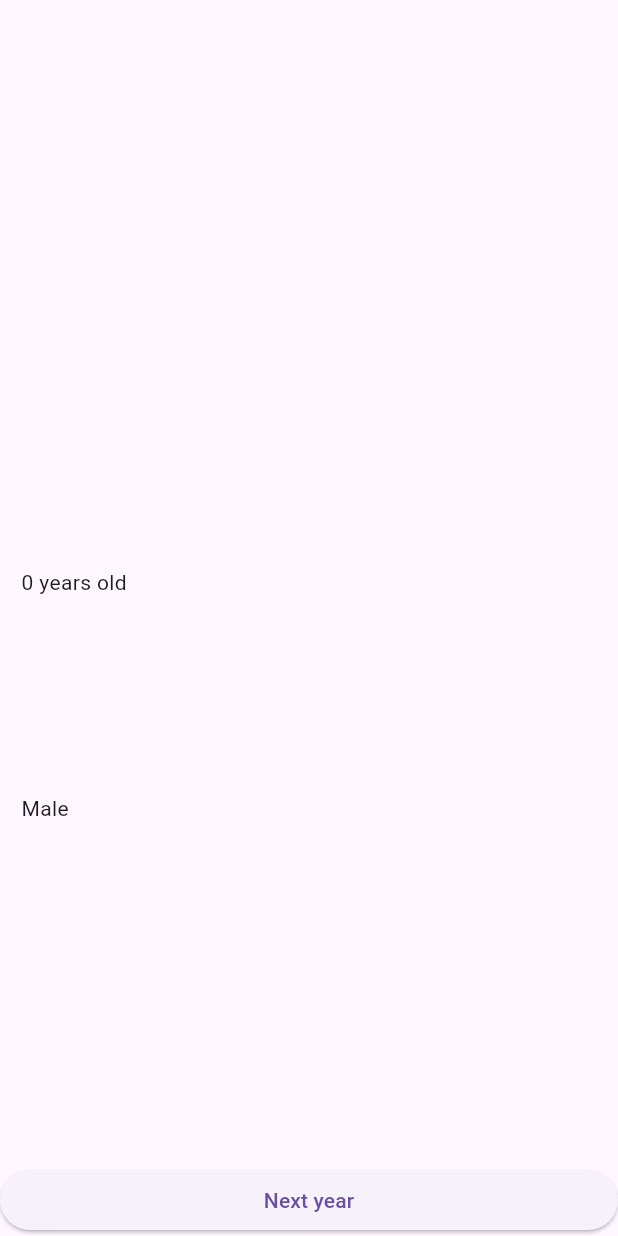
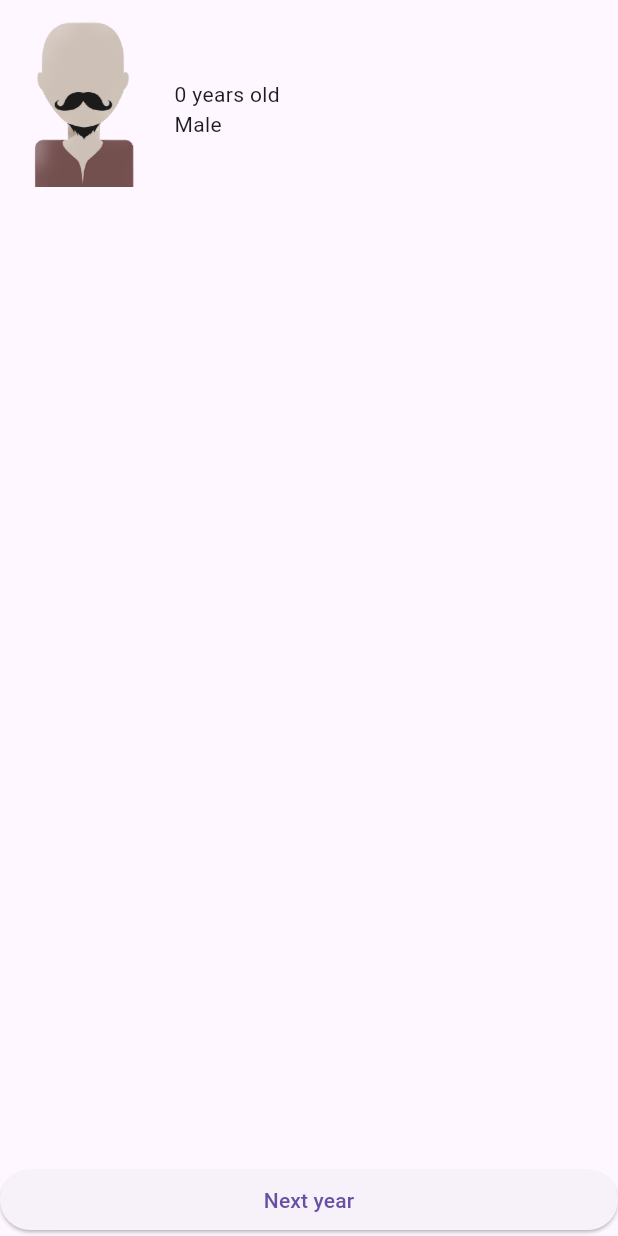
Before and after one commit to aaguueeroo-org/vidas, a Flutter app: the VidaView screen opened directly, on a phone screen of 412 x 824 dp. Run offline on Flutter 3.47's test engine with Material 3 defaults, Android fonts, the phone set to English and light mode, and no system bars; our stand-ins replace google_fonts, sqflite; accounts and stored records are empty.

Commit message:
feat(storage): auto save every 5 years - VIDA-2

```diff
--- a/lib/database/dao/dao.dart
+++ b/lib/database/dao/dao.dart
@@ -109,7 +109,7 @@ class Dao {
     return await db.update(
       table,
       row,
-      where: '$id = ?',
+      where: 'id = ?',
       whereArgs: [id],
     );
   }
--- a/lib/view/vida/vida_view.dart
+++ b/lib/view/vida/vida_view.dart
@@ -11,23 +11,20 @@ class VidaView extends StatelessWidget {
     VidaViewModel controller = Provider.of<VidaViewModel>(context);
 
     return Scaffold(
-      body: Column(
+      body: SafeArea(
+        child: Column(
           crossAxisAlignment: CrossAxisAlignment.stretch,
           children: [
             // const Flexible(
             //   flex: 2,
             //   child: ToolBar(),
             // ),
-          const Spacer(),
-          Flexible(
-            flex: 6,
-            child: PlayerInfo(
-              fullName: controller.name,
-              age: controller.age.toString(),
-              title:
-                  controller.gender.toString(), //TODO substitute for position
-            ),
-          ),
+            // const Spacer(),
+            // Flexible(
+            //   flex: 6,
+            //   child:
+              const PlayerInfo(),
+            // ),
             const Spacer(),
 
             //Main actions
@@ -67,6 +64,7 @@ class VidaView extends StatelessWidget {
             ),
           ],
         ),
+      ),
     );
   }
 }
--- a/lib/view/vida/vida_view_model.dart
+++ b/lib/view/vida/vida_view_model.dart
@@ -1,26 +1,26 @@
 import 'package:flutter/material.dart';
+import 'package:vidas/database/dao/storage_dao.dart';
 
-import 'package:vidas/model/genders.dart';
+import 'package:vidas/model/vida.dart';
 
 class VidaViewModel with ChangeNotifier {
-  int gameId;
-  String name;
-  Genders gender;
-  int avatarId;
-  int age;
+  Vida vida;
 
   VidaViewModel({
-    required this.gameId,
-    required this.name,
-    required this.gender,
-    required this.avatarId,
-    required this.age,
+    required this.vida,
   });
 
   nextYearPressed() {
-    age++;
+    vida.age++;
+
     notifyListeners();
+
+    // Auto-save every 5 years
+    if (vida.age % 5 == 0) _saveGame();
   }
 
-
+  Future<void> _saveGame() async {
+    await StorageDao.saveGame(vida.toSqlMap());
+    debugPrint('Saved game with id: ${vida.id}');
+  }
 }
--- a/lib/view/vida/widgets/player_info.dart
+++ b/lib/view/vida/widgets/player_info.dart
@@ -1,64 +1,78 @@
 import 'package:flutter/material.dart';
+import 'package:provider/provider.dart';
+
+import 'package:vidas/view/vida/vida_view_model.dart';
 
 class PlayerInfo extends StatelessWidget {
-  final String fullName;
-  final String age;
-  final String title;
-
-  const PlayerInfo({
-    super.key,
-    required this.fullName,
-    required this.age,
-    required this.title,
-  });
+  const PlayerInfo({super.key});
 
   @override
   Widget build(BuildContext context) {
+    VidaViewModel controller = Provider.of<VidaViewModel>(context);
 
     return Row(
       children: [
-        // Flexible(
-        //   flex: 10,
-        //   child: Container(
-        //     alignment: Alignment.center,
-        //     child: FittedBox(
-        //         fit: BoxFit.contain,
-        //         child: ColorFiltered(
-        //           colorFilter: const ColorFilter.matrix([
-        //             0.2126 + 0.7874 * 0.2, 0.7152 - 0.7152 * 0.2, 0.0722 - 0.0722 * 0.2, 0, 0,
-        //             0.2126 - 0.2126 * 0.2, 0.7152 + 0.2848 * 0.2, 0.0722 - 0.0722 * 0.2, 0, 0,
-        //             0.2126 - 0.2126 * 0.2, 0.7152 - 0.7152 * 0.2, 0.0722 + 0.9278 * 0.2, 0, 0,
-        //             0,                    0,                    0,                    1, 0,
-        //           ]),
-        //           child: Image.asset(
-        //             controller.avatar,
-        //             height: 150,
-        //           ),
-        //         )),
-        //   ),
-        // ),
+        Flexible(
+          flex: 10,
+          child: Container(
+            alignment: Alignment.center,
+            child: FittedBox(
+              fit: BoxFit.contain,
+              child: ColorFiltered(
+                colorFilter: const ColorFilter.matrix(
+                  [
+                    0.2126 + 0.7874 * 0.2,
+                    0.7152 - 0.7152 * 0.2,
+                    0.0722 - 0.0722 * 0.2,
+                    0,
+                    0,
+                    0.2126 - 0.2126 * 0.2,
+                    0.7152 + 0.2848 * 0.2,
+                    0.0722 - 0.0722 * 0.2,
+                    0,
+                    0,
+                    0.2126 - 0.2126 * 0.2,
+                    0.7152 - 0.7152 * 0.2,
+                    0.0722 + 0.9278 * 0.2,
+                    0,
+                    0,
+                    0,
+                    0,
+                    0,
+                    1,
+                    0,
+                  ],
+                ),
+                child: Image.asset(
+                  'assets/images/avatars/${controller.vida.avatarId}.png',
+                  height: 150,
+                ),
+              ),
+            ),
+          ),
+        ),
         const Spacer(),
         Flexible(
           flex: 28,
           child: Column(
-            mainAxisAlignment: MainAxisAlignment.spaceEvenly,
+            mainAxisAlignment: MainAxisAlignment.start,
             crossAxisAlignment: CrossAxisAlignment.stretch,
             children: [
               //Player name and last name
               Text(
-                fullName,
+                controller.vida.name,
                 textAlign: TextAlign.start,
               ),
 
               //Player age
               Text(
-                '$age years old',
+                '${controller.vida.age} years old',
                 textAlign: TextAlign.start,
               ),
 
               //Player job position or study
               Text(
-                title,
+                controller.vida.gender.toString(),
                 textAlign: TextAlign.start,
               ),
             ],
```
Also changed, not shown: lib/database/dao/storage_dao.dart (+9 -4 lines), lib/model/genders.dart (+14 -0 lines), lib/model/vida.dart (+13 -3 lines), lib/view/home/new_vida/new_vida_view_model.dart (+3 -10 lines). Lines whose indentation alone changed are shown as unchanged.
